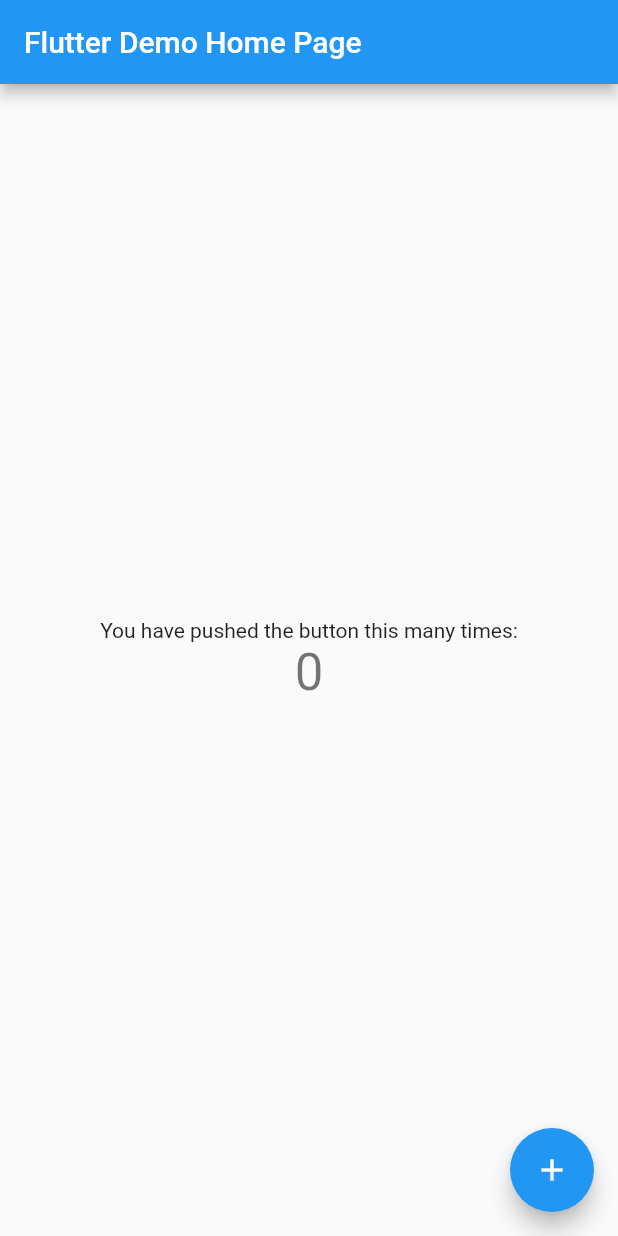
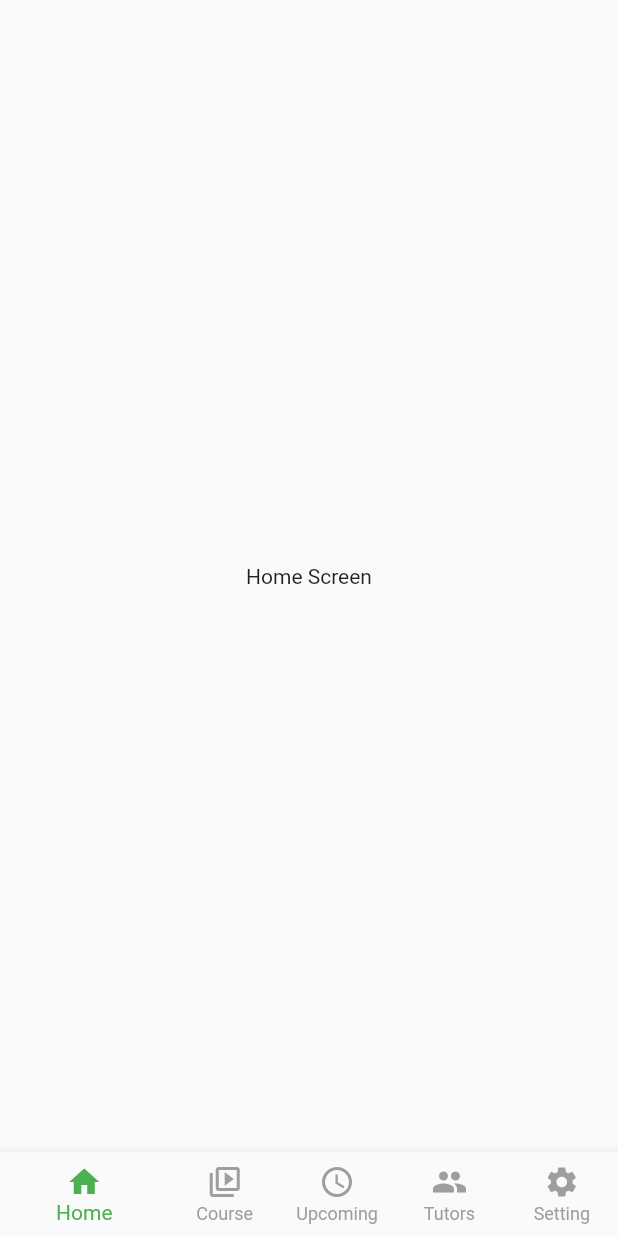
Before and after one commit to nbnlong2712/Lettutor, a Flutter app: the screen it shows after launch, on a phone screen of 412 x 824 dp. Run offline on Flutter 3.47's test engine with Material 2 defaults, Android fonts, the phone set to English and light mode, and no system bars.

Commit message:
Initialize BottomNavigationBar

```diff
--- a/lib/main.dart
+++ b/lib/main.dart
@@ -1,4 +1,9 @@
 import 'package:flutter/material.dart';
+import 'package:flutter_lettutor/screens/course_screen.dart';
+import 'package:flutter_lettutor/screens/home_screen.dart';
+import 'package:flutter_lettutor/screens/setting_screen.dart';
+import 'package:flutter_lettutor/screens/tutors_screen.dart';
+import 'package:flutter_lettutor/screens/upcoming_screen.dart';
 
 void main() {
   runApp(const MyApp());
@@ -6,6 +11,7 @@ void main() {
 
 class MyApp extends StatelessWidget {
   const MyApp({Key? key}) : super(key: key);
+
   @override
   Widget build(BuildContext context) {
     return MaterialApp(
@@ -13,52 +19,59 @@ class MyApp extends StatelessWidget {
       theme: ThemeData(
         primarySwatch: Colors.blue,
       ),
-      home: const MyHomePage(title: 'Flutter Demo Home Page'),
+      debugShowCheckedModeBanner: false,
+      home: const HomePage(),
     );
   }
 }
 
-class MyHomePage extends StatefulWidget {
-  const MyHomePage({Key? key, required this.title}) : super(key: key);
-  final String title;
+class HomePage extends StatefulWidget {
+  const HomePage({Key? key}) : super(key: key);
 
   @override
-  State<MyHomePage> createState() => _MyHomePageState();
+  State<HomePage> createState() => _HomePageState();
 }
 
-class _MyHomePageState extends State<MyHomePage> {
-  int _counter = 0;
+class _HomePageState extends State<HomePage> {
+  static const _screensList = [
+    HomeScreen(),
+    CourseScreen(),
+    UpcomingScreen(),
+    TutorsScreen(),
+    SettingScreen(),
+  ];
 
-  void _incrementCounter() {
+  static const _iconList = [
+    BottomNavigationBarItem(icon: Icon(Icons.home), label: "Home"),
+    BottomNavigationBarItem(icon: Icon(Icons.video_collection_outlined), label: "Course"),
+    BottomNavigationBarItem(icon: Icon(Icons.watch_later_outlined), label: "Upcoming"),
+    BottomNavigationBarItem(icon: Icon(Icons.people), label: "Tutors"),
+    BottomNavigationBarItem(icon: Icon(Icons.settings), label: "Setting"),
+  ];
+
+  var _currentIndex = 0;
+
+  void _selectItem(index) {
     setState(() {
-      _counter++;
+      _currentIndex = index;
     });
   }
 
   @override
   Widget build(BuildContext context) {
-    return Scaffold(
-      appBar: AppBar(
-        title: Text(widget.title),
-      ),
-      body: Center(
-        child: Column(
-          mainAxisAlignment: MainAxisAlignment.center,
-          children: <Widget>[
-            const Text(
-              'You have pushed the button this many times:',
-            ),
-            Text(
-              '$_counter',
-              style: Theme.of(context).textTheme.headline4,
-            ),
-          ],
+    return DefaultTabController(
+      initialIndex: 1,
+      length: 3,
+      child: Scaffold(
+        bottomNavigationBar: BottomNavigationBar(
+          items: _iconList,
+          currentIndex: _currentIndex,
+          onTap: _selectItem,
+          selectedItemColor: Colors.green,
+          unselectedItemColor: Colors.grey,
+          showUnselectedLabels: true,
         ),
-      ),
-      floatingActionButton: FloatingActionButton(
-        onPressed: _incrementCounter,
-        tooltip: 'Increment',
-        child: const Icon(Icons.add),
+        body: _screensList.elementAt(_currentIndex),
       ),
     );
   }
--- /dev/null
+++ b/lib/screens/home_screen.dart
@@ -0,0 +1,16 @@
+import 'package:flutter/material.dart';
+
+class HomeScreen extends StatelessWidget {
+  const HomeScreen({Key? key}) : super(key: key);
+
+  @override
+  Widget build(BuildContext context) {
+    return Scaffold(
+      body: SafeArea(
+        child: Center(
+          child: Text("Home Screen"),
+        ),
+      ),
+    );
+  }
+}
```
Also changed, not shown: lib/screens/course_screen.dart (added, +16 -0 lines), lib/screens/setting_screen.dart (added, +16 -0 lines), lib/screens/tutors_screen.dart (added, +16 -0 lines), lib/screens/upcoming_screen.dart (added, +16 -0 lines).
